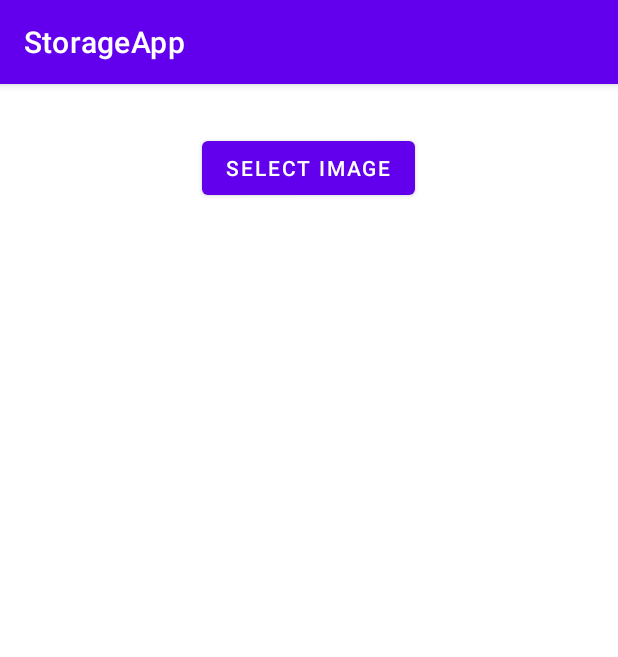
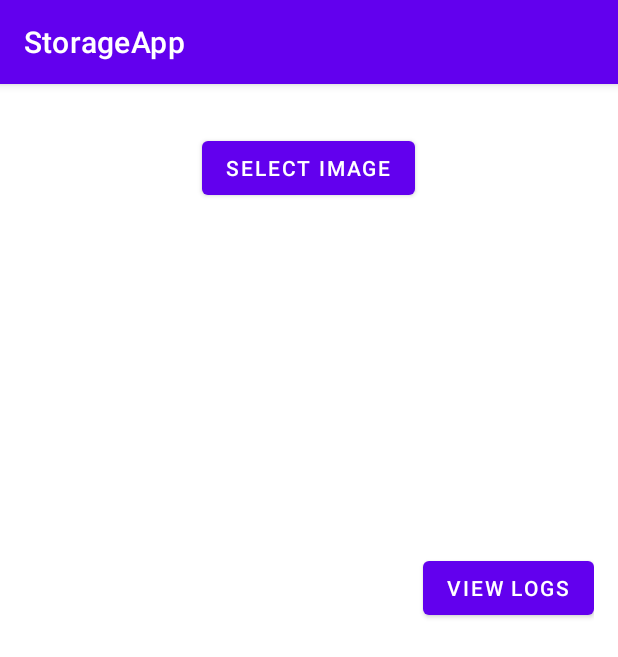
Before and after one commit to HamzaHayee36/Storage-App, an Android app: the ImageSelectAndSendActivity screen opened directly, with no data from a screen before it, on a phone screen of 412 x 824 dp. Shown: the top 657 px of the screen. Run offline under Robolectric (Android 15) with nearby library versions, the phone set to English and light mode, and no system bars.

Commit message:
Added Log Screen

```diff
--- a/app/src/main/AndroidManifest.xml
+++ b/app/src/main/AndroidManifest.xml
@@ -11,6 +11,9 @@
         android:supportsRtl="true"
         android:theme="@style/Theme.StorageApp"
         tools:targetApi="31">
+        <activity
+            android:name=".ViewLogsActivity"
+            android:exported="false" />
         <activity
             android:name=".ImageSelectAndSendActivity"
             android:exported="false" />
--- a/app/src/main/java/com/example/storageapp/ImageSelectAndSendActivity.java
+++ b/app/src/main/java/com/example/storageapp/ImageSelectAndSendActivity.java
@@ -15,7 +15,7 @@ public class ImageSelectAndSendActivity extends AppCompatActivity {
 
     private static final int SELECT_IMAGE = 1;
     private static final long THRESHOLD_SIZE = 1 * 1024 * 1024;  // 1 MB
-    Button selectImageButton, acceptSendButton, rejectButton;
+    Button selectImageButton, acceptSendButton, rejectButton, viewLogsButton;
     TextView errorMessageTextView;
     ImageView selectedImageView;
     Uri selectedImageUri;
@@ -30,6 +30,7 @@ public class ImageSelectAndSendActivity extends AppCompatActivity {
         rejectButton = findViewById(R.id.rejectButton);
         errorMessageTextView = findViewById(R.id.errorMessageTextView);
         selectedImageView = findViewById(R.id.selectedImageView);
+        viewLogsButton = findViewById(R.id.viewLogsButton);  // New added button
 
         selectImageButton.setOnClickListener(new View.OnClickListener() {
             @Override
@@ -48,7 +49,7 @@ public class ImageSelectAndSendActivity extends AppCompatActivity {
                 sendIntent.setType("image/*");
                 startActivity(Intent.createChooser(sendIntent, "Send Image"));
 
-                String logEntry = "Sent image of size: " + getSizeFromUri(selectedImageUri) + " bytes at " + System.currentTimeMillis();
+                String logEntry = "\nSent image of size: " + getSizeFromUri(selectedImageUri) + " bytes at " + System.currentTimeMillis();
                 logDetails(logEntry);
             }
         });
@@ -60,6 +61,15 @@ public class ImageSelectAndSendActivity extends AppCompatActivity {
                 rejectButton.setVisibility(View.GONE);
                 errorMessageTextView.setVisibility(View.GONE);
                 selectedImageView.setImageDrawable(null);  // Remove the displayed image
+            }
+        });
+
+        // New listener for the View Logs button
+        viewLogsButton.setOnClickListener(new View.OnClickListener() {
+            @Override
+            public void onClick(View v) {
+                Intent intent = new Intent(ImageSelectAndSendActivity.this, ViewLogsActivity.class);
+                startActivity(intent);
             }
         });
     }
--- a/app/src/main/res/layout/activity_image_select_and_send.xml
+++ b/app/src/main/res/layout/activity_image_select_and_send.xml
@@ -48,6 +48,16 @@
             android:visibility="gone"
             android:textSize="16sp"
             android:paddingTop="8dp"/>
+        <Button
+            android:id="@+id/viewLogsButton"
+            android:layout_width="wrap_content"
+            android:layout_height="wrap_content"
+            android:text="View Logs"
+            android:layout_gravity="bottom|end"
+            android:layout_marginTop="16dp"
+            android:layout_marginBottom="16dp"/>
+
 
     </LinearLayout>
+
 </ScrollView>
```
Also changed, not shown: app/src/main/java/com/example/storageapp/ViewLogsActivity.java (added, +31 -0 lines), app/src/main/res/layout/activity_view_logs.xml (added, +12 -0 lines).
